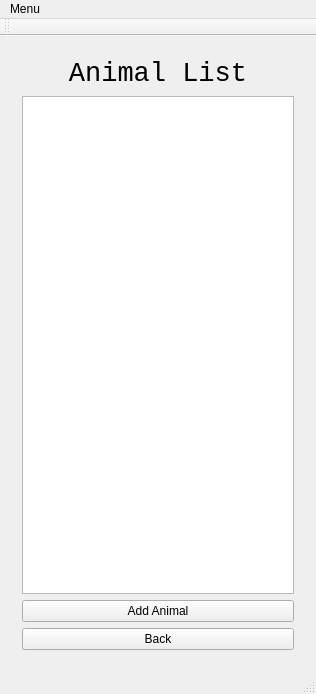
Before: the Qt Designer form cuACS/mainwindow.ui in husseinkhlawey/NullPointerException, drawn with Qt 5.
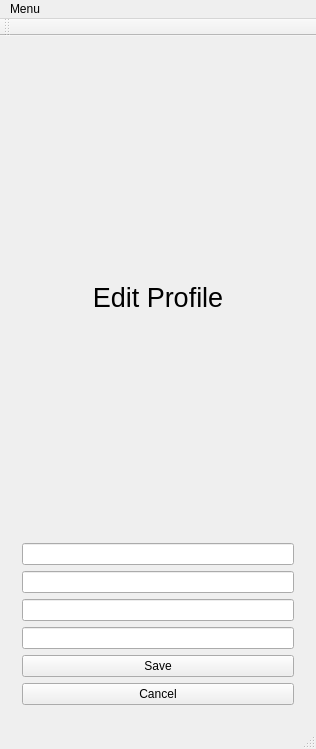
After: the same form once the commit is applied.

Commit message: started edit animal profile

Patch:
```diff
--- a/cuACS/mainwindow.ui
+++ b/cuACS/mainwindow.ui
@@ -7,7 +7,7 @@
     <x>0</x>
     <y>0</y>
     <width>316</width>
-    <height>687</height>
+    <height>749</height>
    </rect>
   </property>
   <property name="windowTitle">
@@ -18,7 +18,7 @@
     <item>
      <widget class="QStackedWidget" name="stackedWidget">
       <property name="currentIndex">
-       <number>5</number>
+       <number>7</number>
       </property>
       <widget class="QWidget" name="page_1">
        <layout class="QVBoxLayout" name="verticalLayout_2">
@@ -322,6 +322,47 @@
         </item>
        </layout>
       </widget>
+      <widget class="QWidget" name="editAnimalProfile">
+       <layout class="QVBoxLayout" name="verticalLayout_12">
+        <item>
+         <widget class="QLabel" name="label_12">
+          <property name="text">
+           <string>&lt;html&gt;&lt;head/&gt;&lt;body&gt;&lt;p align=&quot;center&quot;&gt;&lt;span style=&quot; font-size:20pt;&quot;&gt;Edit Profile&lt;/span&gt;&lt;/p&gt;&lt;/body&gt;&lt;/html&gt;</string>
+          </property>
+         </widget>
+        </item>
+        <item>
+         <widget class="QLineEdit" name="lineEdit_24"/>
+        </item>
+        <item>
+         <widget class="QLineEdit" name="lineEdit_25"/>
+        </item>
+        <item>
+         <widget class="QLineEdit" name="lineEdit_26">
+          <property name="text">
+           <string/>
+          </property>
+         </widget>
+        </item>
+        <item>
+         <widget class="QLineEdit" name="lineEdit_27"/>
+        </item>
+        <item>
+         <widget class="QPushButton" name="EAP_save">
+          <property name="text">
+           <string>Save</string>
+          </property>
+         </widget>
+        </item>
+        <item>
+         <widget class="QPushButton" name="EAP_cancel">
+          <property name="text">
+           <string>Cancel</string>
+          </property>
+         </widget>
+        </item>
+       </layout>
+      </widget>
       <widget class="QWidget" name="page_11">
        <layout class="QVBoxLayout" name="verticalLayout_6">
         <item>
```
The commit also changes 5 other files.
